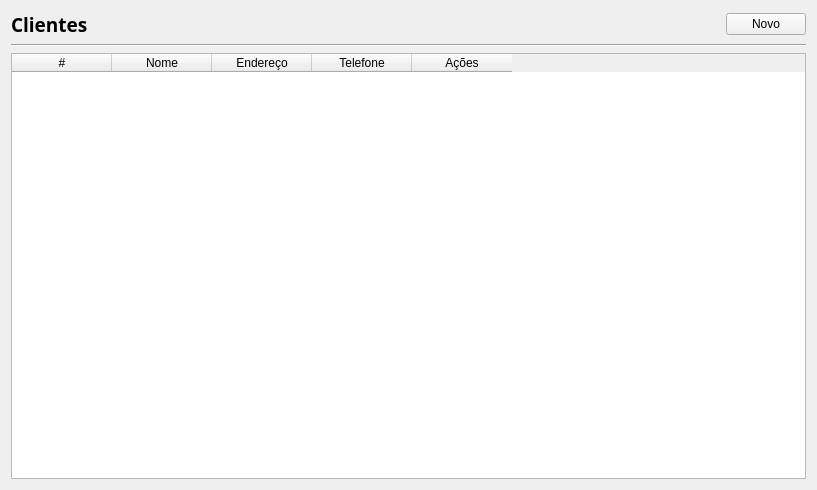
Above: view/cliente_page.ui from Gusrrocha/Gerenciador-de-Vendas before the change. Below: the same form after it.
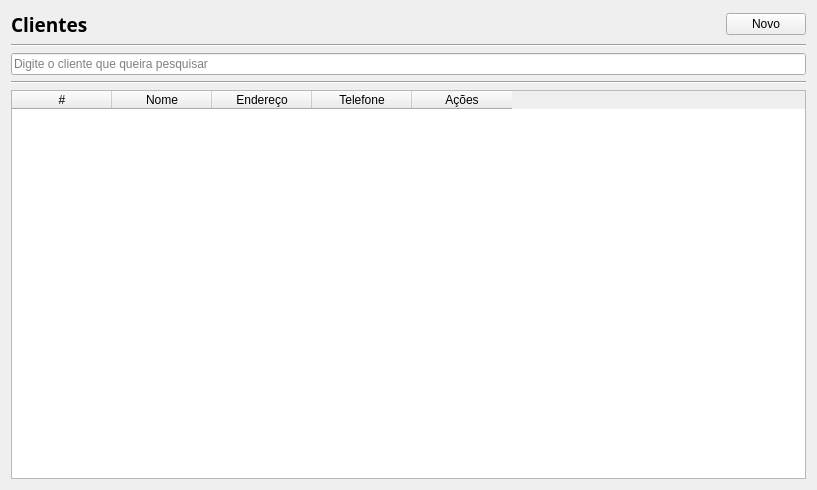
That is the form after the change.

Patch:
```diff
--- a/view/cliente_page.ui
+++ b/view/cliente_page.ui
@@ -56,6 +56,20 @@
      </item>
     </layout>
    </item>
+   <item>
+    <widget class="Line" name="line_2">
+     <property name="orientation">
+      <enum>Qt::Horizontal</enum>
+     </property>
+    </widget>
+   </item>
+   <item>
+    <widget class="QLineEdit" name="campo_pesquisa">
+     <property name="placeholderText">
+      <string>Digite o cliente que queira pesquisar</string>
+     </property>
+    </widget>
+   </item>
    <item>
     <widget class="Line" name="line">
      <property name="orientation">
```
